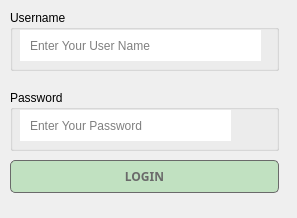
Above: logindialog.ui from sanazshokrzadeh/Messanger_throw_10 before the change. Below: the same form after it.
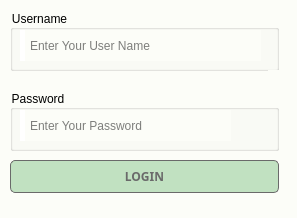
That is the form after the change. Icons and pictures are not drawn.

Diff of the .ui file:
```diff
--- a/logindialog.ui
+++ b/logindialog.ui
@@ -13,6 +13,9 @@
   <property name="windowTitle">
    <string>Log In</string>
   </property>
+  <property name="styleSheet">
+   <string notr="true">background-color: rgb(252, 253, 248);</string>
+  </property>
   <widget class="QPushButton" name="pushButtonlogin2">
    <property name="geometry">
     <rect>
```
